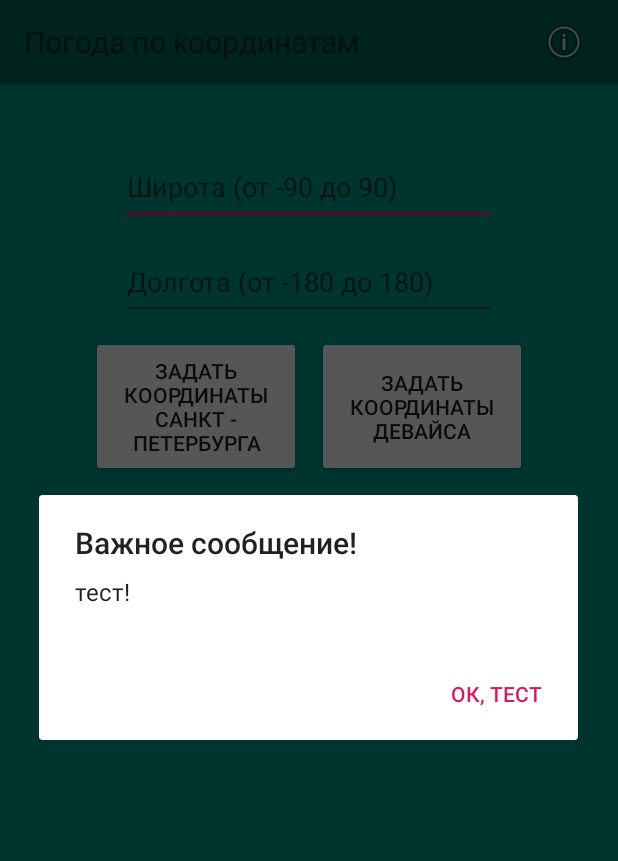
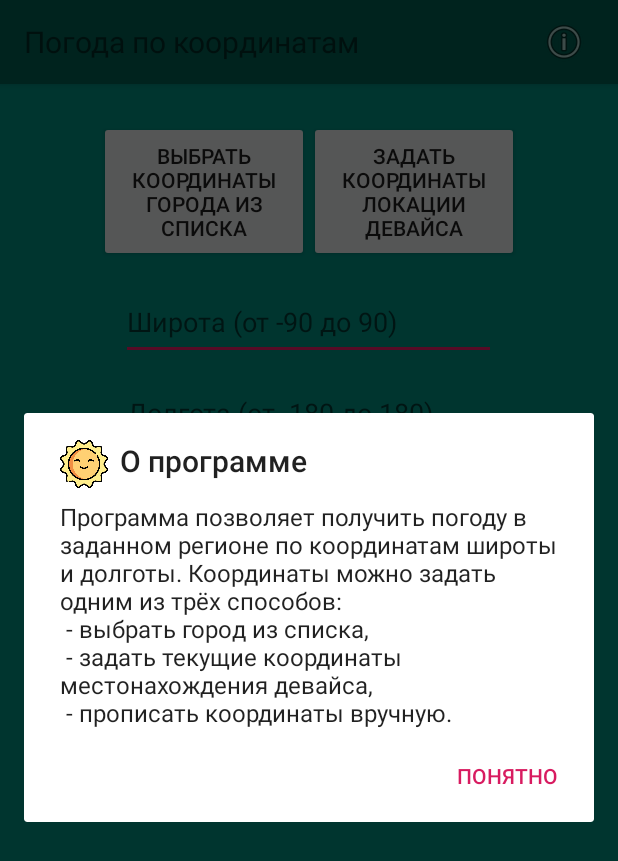
Before and after one commit to Kochenkov/Android-Java-WeatherFromOpenAPI, an Android app: the screen it shows after launch (MainActivity), after a tap on an icon or button, on a phone screen of 412 x 824 dp. Shown: the top 861 px of the screen. Run offline under Robolectric (Android 15) with nearby library versions, the phone set to English and light mode, and no system bars.

Commit message:
added new screen for choose city location

```diff
--- a/app/src/main/java/com/vkochenkov/weatherfromopenapis/MainActivity.java
+++ b/app/src/main/java/com/vkochenkov/weatherfromopenapis/MainActivity.java
@@ -3,17 +3,16 @@ package com.vkochenkov.weatherfromopenapis;
 import android.Manifest;
 import android.content.Context;
 import android.content.DialogInterface;
+import android.content.Intent;
 import android.content.pm.PackageManager;
 import android.location.Location;
 import android.location.LocationListener;
 import android.location.LocationManager;
 import android.os.Bundle;
-import android.os.Looper;
 import android.support.v4.app.ActivityCompat;
 import android.support.v7.app.AlertDialog;
 import android.support.v7.app.AppCompatActivity;
 import android.support.v7.widget.Toolbar;
-import android.util.Log;
 import android.view.View;
 import android.widget.EditText;
 import android.widget.ImageView;
@@ -22,7 +21,6 @@ import android.widget.TextView;
 import com.vkochenkov.weatherfromopenapis.entities.response.MainResponseObject;
 import com.vkochenkov.weatherfromopenapis.retrofit.WeatherApiManager;
 
-import java.util.Date;
 import java.util.Timer;
 import java.util.TimerTask;
 
@@ -33,9 +31,9 @@ import retrofit2.Response;
 public class MainActivity extends AppCompatActivity {
 
     //вьюхи
+    public static EditText latitudeField;
+    public static EditText longitudeField;
     private TextView textViewResult;
-    private EditText latitudeField;
-    private EditText longitudeField;
     private ImageView iconViewImage;
     private Toolbar toolbar;
 
@@ -45,8 +43,13 @@ public class MainActivity extends AppCompatActivity {
     private String LONGITUDE = "1"; //долгота
     private String UNITS = "si"; //параметр для получения данных в системе СИ
 
-    //сообщение, отображаемое на экране
+    //сообщения, отображаемое на экране
     private String message = "";
+
+    private String alertMessage;
+    private String alertButtonText;
+    private String alertTitle;
+    private int alertIcon;
 
     //главный объект, куда подставятся данные ответа от апишки
     MainResponseObject mainResponseObject;
@@ -76,9 +79,8 @@ public class MainActivity extends AppCompatActivity {
         latitudeField = findViewById(R.id.edt_latitude);
         iconViewImage = findViewById(R.id.img_view_icon);
 
-        toolbar = findViewById(R.id.toolbar);
+        toolbar = findViewById(R.id.toolbar_main);
         setSupportActionBar(toolbar);
-
     }
 
     public void getParamsFromFields() {
@@ -95,8 +97,10 @@ public class MainActivity extends AppCompatActivity {
                     @Override
                     public void onResponse(Call<MainResponseObject> call, Response<MainResponseObject> response) {
                         if (!response.isSuccessful()) {
-                            message = "Something went wrong. Response code: " + response.code();
-                            showMessage(message);
+                            alertTitle = "Что-то пошло не так";
+                            alertMessage = "Код ответа от сервера: " + response.code();
+                            alertButtonText = "Понятно";
+                            showAlert(alertTitle, alertMessage, alertButtonText);
                             return;
                         }
 
@@ -126,43 +130,27 @@ public class MainActivity extends AppCompatActivity {
                         showMessage(message);
                         showIcon(icon);
 
-                        //todo добавить погоду на завтра
+                        //todo фича: добавить погоду на завтра
                     }
 
                     @Override
                     public void onFailure(Call<MainResponseObject> call, Throwable t) {
-                        message = t.getMessage();
-                        showMessage(message);
+                        alertTitle = "Что-то пошло не так";
+                        alertMessage = t.getMessage();
+                        alertButtonText = "Понятно";
+                        showAlert(alertTitle, alertMessage, alertButtonText);
                     }
                 });
     }
 
     public void getWeather(View view) {
-        //скрыть стырые сообщения
-        hideMessage();
-        hideIcon();
-
         getParamsFromFields();
         getWeatherFromApi();
-    }
-
-    public void setSPbLocation(View view) {
-        //скрыть стырые сообщения
-        hideMessage();
-        hideIcon();
-
-        latitudeField.setText("59.939095");
-        longitudeField.setText("30.315868");
     }
 
     public void showMessage(String message) {
         textViewResult.setText(message);
         textViewResult.setVisibility(textViewResult.VISIBLE);
-    }
-
-    public void hideMessage() {
-        textViewResult.setText("");
-        textViewResult.setVisibility(textViewResult.INVISIBLE);
     }
 
     public void showIcon(String icon) {
@@ -198,27 +186,23 @@ public class MainActivity extends AppCompatActivity {
                 iconViewImage.setImageResource(R.drawable.partly_cloudy_night);
                 break;
             default:
-                //todo дефолтную иконку, если пришло что-то иное
+                //todo добавить дефолтную иконку, если пришло что-то иное
                 break;
         }
         iconViewImage.setVisibility(iconViewImage.VISIBLE);
     }
 
-    public void hideIcon() {
-        iconViewImage.setVisibility(iconViewImage.INVISIBLE);
-    }
 
     //запрос на получение локации
-    public void setLocation(View view) {
-        //скрыть стырые сообщения
-        hideMessage();
-        hideIcon();
+    public void setDeviceLocation(View view) {
 
         locationManager = (LocationManager) getSystemService(Context.LOCATION_SERVICE);
 
         if (ActivityCompat.checkSelfPermission(this, Manifest.permission.ACCESS_FINE_LOCATION) != PackageManager.PERMISSION_GRANTED) {
-            message = "Пожалуйста, зайдите в настройки телефона, и включите разрешение геолокации для этого приложения";
-            showMessage(message);
+            alertTitle = "Системное сообщение";
+            alertMessage = "Пожалуйста, зайдите в настройки телефона, и включите разрешение геолокации для этого приложения.";
+            alertButtonText = "Понятно";
+            showAlert(alertTitle, alertMessage, alertButtonText);
             return;
         }
 
@@ -233,12 +217,15 @@ public class MainActivity extends AppCompatActivity {
             public void run() {
                 if (locationListenerFlag) {
                     locationManager.removeUpdates(locationListener);
-                    message = "Сейчас установить вашу локацию невозможно. Попробуйте, пожалуйста, позже";
-                    //todo нужно показывать сообщение выше. Проблема в том, что если засунуть showMessage() сюда,
-                    // то происходит крэш, т.к. в этом треде нельзя обращаться ко вьюхам
+
+                    alertTitle = "Системное сообщение";
+                    alertMessage = "Сейчас установить вашу локацию невозможно. Попробуйте, пожалуйста, позже";
+                    alertButtonText = "Понятно";
+                    showAlert(alertTitle, alertMessage, alertButtonText);
+                    //todo код выше не работает по непонятной причине. Возможно по таймеру нельзя вызвать алерт
                 }
             }
-        }, 20000);
+        }, 15000);
     }
 
     //лисенер геолокации
@@ -252,8 +239,10 @@ public class MainActivity extends AppCompatActivity {
                 longitudeField.setText(String.valueOf(location.getLongitude()));
             } else {
                 //попадаем сюда, когда приходит невалидный ответ
-                message = "Некорректный ответ от сервиса. Попробуйте, пожалуйста, позже";
-                showMessage(message);
+                alertTitle = "Что-то пошло не так";
+                alertMessage = "Некорректный ответ от сервиса. Попробуйте пожалуйста позже.";
+                alertButtonText = "Понятно";
+                showAlert(alertTitle, alertMessage, alertButtonText);
             }
             //убираем флаг таймера
             locationListenerFlag = false;
@@ -273,12 +262,25 @@ public class MainActivity extends AppCompatActivity {
     };
 
     public void showProgramInfo(View view) {
+        alertTitle = "О программе";
+        alertMessage = "Программа позволяет получить погоду в заданном регионе по координатам широты и долготы. " +
+                "Координаты можно задать одним из трёх способов: \n" +
+                " - выбрать город из списка, \n" +
+                " - задать текущие координаты местонахождения девайса, \n" +
+                " - прописать координаты вручную.";
+        alertButtonText = "Понятно";
+        alertIcon = R.drawable.clear_day;
+        showAlert(alertTitle, alertMessage, alertButtonText, alertIcon);
+    }
+
+    //показать алерт
+    public void showAlert(String alertTitle, String alertMessage, String alertButtonText, int alertIcon) {
         AlertDialog.Builder builder = new AlertDialog.Builder(MainActivity.this);
-        builder.setTitle("Важное сообщение!")
-                .setMessage("тест!")
-                //.setIcon(R.drawable.ic_android_cat)
+        builder.setTitle(alertTitle)
+                .setMessage(alertMessage)
+                .setIcon(alertIcon)
                 .setCancelable(false)
-                .setNegativeButton("ок, тест",
+                .setNegativeButton(alertButtonText,
                         new DialogInterface.OnClickListener() {
                             public void onClick(DialogInterface dialog, int id) {
                                 dialog.cancel();
@@ -287,4 +289,31 @@ public class MainActivity extends AppCompatActivity {
         AlertDialog alert = builder.create();
         alert.show();
     }
+
+    //переопределение метода без иконки
+    public void showAlert(String alertTitle, String alertMessage, String alertButtonText) {
+        AlertDialog.Builder builder = new AlertDialog.Builder(MainActivity.this);
+        builder.setTitle(alertTitle)
+                .setMessage(alertMessage)
+                .setCancelable(false)
+                .setNegativeButton(alertButtonText,
+                        new DialogInterface.OnClickListener() {
+                            public void onClick(DialogInterface dialog, int id) {
+                                dialog.cancel();
+                            }
+                        });
+        AlertDialog alert = builder.create();
+        alert.show();
+    }
+
+    public void cleanFields(View view) {
+        latitudeField.setText("");
+        longitudeField.setText("");
+    }
+
+    public void openCitiesListActivity(View view) {
+        //todo добавить открытие экрана
+        Intent intent = new Intent(MainActivity.this, CitiesListActivity.class);
+        startActivity(intent);
+    }
 }
--- a/app/src/main/res/layout/activity_main.xml
+++ b/app/src/main/res/layout/activity_main.xml
@@ -7,16 +7,14 @@
     tools:context=".MainActivity">
 
     <include
-        android:id="@+id/toolbar"
-        layout="@layout/toolbar">
+        android:id="@+id/toolbar_main"
+        layout="@layout/toolbar_main">
     </include>
 
     <ScrollView
-        android:id="@+id/myview"
+        android:id="@+id/scroll_view"
         android:layout_width="fill_parent"
         android:layout_height="fill_parent"
-        android:layout_alignTop="@+id/toolbar"
-        android:layout_marginTop="0dp"
         android:background="@color/colorPrimary"
         android:orientation="vertical"
         tools:ignore="MissingConstraints">
@@ -27,17 +25,52 @@
             android:layout_height="wrap_content"
             android:orientation="vertical">
 
+            <LinearLayout
+                android:id="@+id/leaner_inner_layout"
+                android:layout_width="wrap_content"
+                android:layout_height="wrap_content"
+                android:layout_gravity="center_horizontal"
+                android:orientation="horizontal"
+                android:layout_marginTop="75dp">
+
+                <Button
+                    android:id="@+id/btn_set_city_location"
+                    android:layout_width="140dp"
+                    android:layout_height="94dp"
+                    android:layout_gravity="center_vertical"
+                    android:layout_marginTop="5dp"
+                    android:layout_marginBottom="5dp"
+                    android:onClick="openCitiesListActivity"
+                    android:text="Выбрать координаты города из списка"
+                    app:layout_constraintBottom_toBottomOf="parent"
+                    app:layout_constraintEnd_toEndOf="parent"
+                    app:layout_constraintStart_toStartOf="parent"
+                    app:layout_constraintTop_toBottomOf="@+id/edt_longitude"
+                    app:layout_constraintVertical_bias="0.0" />
+
+                <Button
+                    android:id="@+id/btn_set_location"
+                    android:layout_width="140dp"
+                    android:layout_height="94dp"
+                    android:layout_gravity="center_vertical"
+                    android:layout_marginTop="5dp"
+                    android:layout_marginBottom="5dp"
+                    android:onClick="setDeviceLocation"
+                    android:text="Задать координаты локации девайса"
+                    app:layout_constraintBottom_toBottomOf="parent"
+                    app:layout_constraintEnd_toEndOf="parent"
+                    app:layout_constraintStart_toStartOf="parent"
+                    app:layout_constraintVertical_bias="0.0" />
+
+            </LinearLayout>
+
             <EditText
                 android:id="@+id/edt_latitude"
                 android:layout_width="250dp"
                 android:layout_height="50dp"
                 android:layout_gravity="center_horizontal"
-                android:layout_marginStart="8dp"
-                android:layout_marginLeft="8dp"
-                android:layout_marginTop="100dp"
-                android:layout_marginEnd="8dp"
-                android:layout_marginRight="8dp"
-                android:layout_marginBottom="8dp"
+                android:layout_marginTop="10dp"
+                android:layout_marginBottom="5dp"
                 android:digits="1234567890.-"
                 android:ems="10"
                 android:hint="Широта (от -90 до 90)"
@@ -53,11 +86,7 @@
                 android:layout_width="250dp"
                 android:layout_height="50dp"
                 android:layout_gravity="center_horizontal"
-                android:layout_marginStart="5dp"
-                android:layout_marginLeft="5dp"
                 android:layout_marginTop="5dp"
-                android:layout_marginEnd="5dp"
-                android:layout_marginRight="5dp"
                 android:layout_marginBottom="5dp"
                 android:digits="1234567890.-"
                 android:ems="10"
@@ -69,71 +98,33 @@
                 app:layout_constraintTop_toBottomOf="@+id/edt_latitude"
                 app:layout_constraintVertical_bias="0.0" />
 
-            <LinearLayout
-                android:id="@+id/leaner_inner_layout"
-                android:layout_width="wrap_content"
+            <Button
+                android:id="@+id/btn_clean_fields"
+                android:layout_width="271dp"
                 android:layout_height="wrap_content"
                 android:layout_gravity="center_horizontal"
-                android:orientation="horizontal">
-
-                <Button
-                    android:id="@+id/btn_set_spb_location"
-                    android:layout_width="140dp"
-                    android:layout_height="94dp"
-                    android:layout_gravity="center_vertical"
-                    android:layout_marginStart="5dp"
-                    android:layout_marginLeft="5dp"
-                    android:layout_marginTop="5dp"
-                    android:layout_marginEnd="5dp"
-                    android:layout_marginRight="5dp"
-                    android:layout_marginBottom="5dp"
-                    android:onClick="setSPbLocation"
-                    android:text="Задать координаты Санкт - Петербурга"
-                    app:layout_constraintBottom_toBottomOf="parent"
-                    app:layout_constraintEnd_toEndOf="parent"
-                    app:layout_constraintStart_toStartOf="parent"
-                    app:layout_constraintTop_toBottomOf="@+id/edt_longitude"
-                    app:layout_constraintVertical_bias="0.0" />
-
-                <Button
-                    android:id="@+id/btn_set_location"
-                    android:layout_width="140dp"
-                    android:layout_height="94dp"
-                    android:layout_gravity="center_vertical"
-                    android:layout_marginStart="5dp"
-                    android:layout_marginLeft="5dp"
-                    android:layout_marginTop="5dp"
-                    android:layout_marginEnd="5dp"
-                    android:layout_marginRight="5dp"
-                    android:layout_marginBottom="5dp"
-                    android:onClick="setLocation"
-                    android:text="Задать координаты девайса"
-                    app:layout_constraintBottom_toBottomOf="parent"
-                    app:layout_constraintEnd_toEndOf="parent"
-                    app:layout_constraintStart_toStartOf="parent"
-                    app:layout_constraintVertical_bias="0.0" />
-
-            </LinearLayout>
+                android:layout_marginTop="5dp"
+                android:layout_marginBottom="5dp"
+                android:onClick="cleanFields"
+                android:text="Сбросить координаты"
+                app:layout_constraintBottom_toBottomOf="parent"
+                app:layout_constraintEnd_toEndOf="parent"
+                app:layout_constraintStart_toStartOf="parent"
+                app:layout_constraintTop_toBottomOf="@+id/btn_set_location"/>
 
             <Button
                 android:id="@+id/btn_get_weather"
                 android:layout_width="271dp"
                 android:layout_height="wrap_content"
                 android:layout_gravity="center_horizontal"
-                android:layout_marginStart="5dp"
-                android:layout_marginLeft="5dp"
                 android:layout_marginTop="5dp"
-                android:layout_marginEnd="5dp"
-                android:layout_marginRight="5dp"
                 android:layout_marginBottom="5dp"
                 android:onClick="getWeather"
-                android:text="Отправить запрос"
+                android:text="Отправить запрос на получение погоды"
                 app:layout_constraintBottom_toBottomOf="parent"
                 app:layout_constraintEnd_toEndOf="parent"
-                app:layout_constraintHorizontal_bias="0.497"
                 app:layout_constraintStart_toStartOf="parent"
-                app:layout_constraintTop_toBottomOf="@+id/btn_set_location"
-                app:layout_constraintVertical_bias="0.0" />
+                app:layout_constraintTop_toBottomOf="@+id/btn_set_location"/>
 
             <TextView
                 android:id="@+id/text_view_result"
--- a/app/src/main/res/layout/toolbar.xml
+++ b/app/src/main/res/layout/toolbar_main.xml
@@ -14,7 +14,6 @@
         <TextView
             android:layout_width="wrap_content"
             android:layout_height="wrap_content"
-            android:layout_alignParentLeft="true"
             android:layout_centerVertical="true"
             android:gravity="bottom"
             android:textSize="20sp"
```
Also changed, not shown: app/src/main/AndroidManifest.xml (+5 -3 lines), app/src/main/java/com/vkochenkov/weatherfromopenapis/CitiesListActivity.java (added, +33 -0 lines), app/src/main/res/layout/activity_cities_list.xml (added, +46 -0 lines), app/src/main/res/layout/toolbar_cities_list.xml (added, +25 -0 lines).
